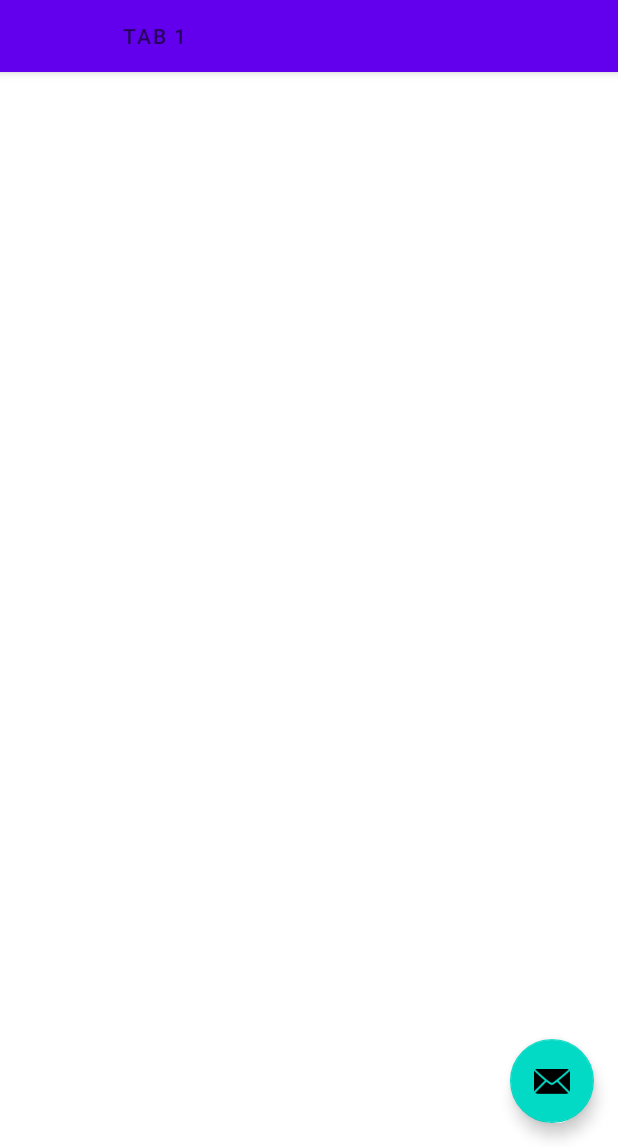
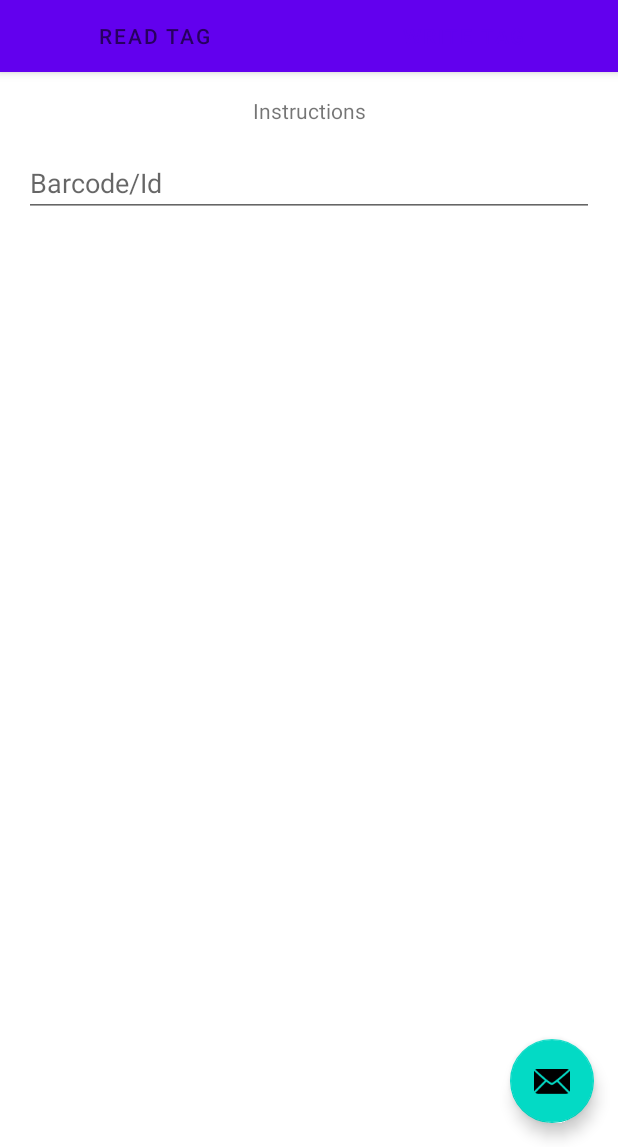
Before and after one commit to alienmanfc6/nfc-factory, an Android app: the screen it shows after launch (MainActivity), tab 2 chosen, on a phone screen of 412 x 824 dp, the part 89-1236 px from its top. Run offline under Robolectric (Android 15) with nearby library versions, the phone set to English and light mode, and no system bars; 1 statement that could not run was skipped.

Commit message:
Converts project to MVVM

```diff
--- a/app/build.gradle
+++ b/app/build.gradle
@@ -41,6 +41,7 @@ dependencies {
     implementation 'androidx.constraintlayout:constraintlayout:2.0.4'
     implementation 'androidx.lifecycle:lifecycle-livedata-ktx:2.3.0'
     implementation 'androidx.lifecycle:lifecycle-viewmodel-ktx:2.3.0'
+    implementation 'androidx.legacy:legacy-support-v4:1.0.0'
     testImplementation 'junit:junit:4.+'
     androidTestImplementation 'androidx.test.ext:junit:1.1.2'
     androidTestImplementation 'androidx.test.espresso:espresso-core:3.3.0'
--- a/app/src/main/java/com/alienmantech/nfcfactory/MainActivity.kt
+++ b/app/src/main/java/com/alienmantech/nfcfactory/MainActivity.kt
@@ -6,9 +6,7 @@ import com.google.android.material.snackbar.Snackbar
 import com.google.android.material.tabs.TabLayout
 import androidx.viewpager.widget.ViewPager
 import androidx.appcompat.app.AppCompatActivity
-import android.view.Menu
-import android.view.MenuItem
-import com.alienmantech.nfcfactory.ui.main.SectionsPagerAdapter
+import com.alienmantech.nfcfactory.adapters.SectionsPagerAdapter
 
 class MainActivity : AppCompatActivity() {
 
--- a/app/src/main/java/com/alienmantech/nfcfactory/Utils.kt
+++ b/app/src/main/java/com/alienmantech/nfcfactory/Utils.kt
@@ -4,15 +4,14 @@ import android.content.Intent
 import android.nfc.*
 import android.nfc.tech.Ndef
 import android.util.Log
-import android.widget.EditText
-import android.widget.TextView
-import android.widget.Toast
 import org.json.JSONException
 import org.json.JSONObject
 import java.io.IOException
 import java.nio.charset.Charset
+import kotlin.experimental.and
 
 class Utils {
+    private val TAG = "NFC Creator"
 
     private val appPackage = "com.alienmantech.maroonnova"
     private val mimeType = "application/vnd.at-equipcheck+json"
@@ -112,9 +111,9 @@ class Utils {
                         number++
                         if (prefixSeperatorIndex >= 0) {
                             val prefix = id.substring(0, prefixSeperatorIndex)
-                            idEt.setText("$prefix-$number")
+//                            idEt.setText("$prefix-$number")
                         } else {
-                            idEt.setText(number.toString())
+//                            idEt.setText(number.toString())
                         }
                     }
                 } catch (e: Exception) {
@@ -134,7 +133,7 @@ class Utils {
             jTag.put("id", id)
             NdefRecord
                 .createMime(
-                    MainActivity.mimeType,
+                    mimeType,
                     jTag.toString().toByteArray(Charset.forName("US-ASCII"))
                 )
         } catch (e: JSONException) {
@@ -142,7 +141,7 @@ class Utils {
         }
     }
     private fun createAarRecord(): NdefRecord? {
-        return NdefRecord.createApplicationRecord(MainActivity.appPackage)
+        return NdefRecord.createApplicationRecord(appPackage)
     }
 
     /**
@@ -177,18 +176,15 @@ class Utils {
         return true
     }
 
-    private fun bytesToHexString(src: ByteArray?): String? {
-        val stringBuilder = StringBuilder("0x")
-        if (src == null || src.size <= 0) {
-            return null
+    private val hexArray = "0123456789ABCDEF".toCharArray()
+    private fun bytesToHexString(bytes: ByteArray): String {
+        val hexChars = CharArray(bytes.size * 2)
+        for (j in bytes.indices) {
+            val v = (bytes[j] and 0xFF.toByte()).toInt()
+
+            hexChars[j * 2] = hexArray[v ushr 4]
+            hexChars[j * 2 + 1] = hexArray[v and 0x0F]
         }
-        val buffer = CharArray(2)
-        for (i in src.indices) {
-            buffer[0] = Character.forDigit(src[i] ushr 4 and 0x0F, 16)
-            buffer[1] = Character.forDigit(src[i] and 0x0F, 16)
-            println(buffer)
-            stringBuilder.append(buffer)
-        }
-        return stringBuilder.toString()
+        return String(hexChars)
     }
 }
--- a/app/src/main/java/com/alienmantech/nfcfactory/ui/main/SectionsPagerAdapter.kt
+++ b/app/src/main/java/com/alienmantech/nfcfactory/adapters/SectionsPagerAdapter.kt
@@ -1,10 +1,12 @@
-package com.alienmantech.nfcfactory.ui.main
+package com.alienmantech.nfcfactory.adapters
 
 import android.content.Context
 import androidx.fragment.app.Fragment
 import androidx.fragment.app.FragmentManager
 import androidx.fragment.app.FragmentPagerAdapter
 import com.alienmantech.nfcfactory.R
+import com.alienmantech.nfcfactory.fragments.ReadTagFragment
+import com.alienmantech.nfcfactory.fragments.WriteTagFragment
 
 private val TAB_TITLES = arrayOf(
         R.string.tab_text_1,
@@ -21,7 +23,18 @@ class SectionsPagerAdapter(private val context: Context, fm: FragmentManager)
     override fun getItem(position: Int): Fragment {
         // getItem is called to instantiate the fragment for the given page.
         // Return a PlaceholderFragment (defined as a static inner class below).
-        return PlaceholderFragment.newInstance(position + 1)
+        return when (position) {
+            0 -> {
+                ReadTagFragment.newInstance("")
+            }
+            1 -> {
+                WriteTagFragment.newInstance("")
+            }
+            else -> {
+                //TODO: some other fallback
+                WriteTagFragment.newInstance("")
+            }
+        }
     }
 
     override fun getPageTitle(position: Int): CharSequence? {
--- /dev/null
+++ b/app/src/main/java/com/alienmantech/nfcfactory/fragments/ReadTagFragment.kt
@@ -0,0 +1,64 @@
+package com.alienmantech.nfcfactory.fragments
+
+import android.os.Bundle
+import androidx.fragment.app.Fragment
+import android.view.LayoutInflater
+import android.view.View
+import android.view.ViewGroup
+import android.widget.TextView
+import androidx.lifecycle.ViewModelProvider
+import com.alienmantech.nfcfactory.R
+import com.alienmantech.nfcfactory.viewmodels.ReadTagViewModel
+
+private const val ARG_PARAM1 = "param1"
+
+/**
+ * A simple [Fragment] subclass.
+ * Use the [ReadTagFragment.newInstance] factory method to
+ * create an instance of this fragment.
+ */
+class ReadTagFragment : Fragment() {
+    private var param1: String? = null
+
+    private lateinit var mViewModel: ReadTagViewModel
+
+    override fun onCreate(savedInstanceState: Bundle?) {
+        super.onCreate(savedInstanceState)
+        arguments?.let {
+            param1 = it.getString(ARG_PARAM1)
+        }
+
+        mViewModel = ViewModelProvider(this).get(ReadTagViewModel::class.java).apply {
+            init()
+        }
+    }
+
+    override fun onCreateView(
+        inflater: LayoutInflater, container: ViewGroup?,
+        savedInstanceState: Bundle?
+    ): View? {
+        val root = inflater.inflate(R.layout.fragment_read_tag, container, false)
+        val outputTextView: TextView = root.findViewById(R.id.read_output)
+        mViewModel.output.observe(this, {
+            outputTextView.text = it
+        })
+        return root
+    }
+
+    companion object {
+        /**
+         * Use this factory method to create a new instance of
+         * this fragment using the provided parameters.
+         *
+         * @param param1 Parameter 1.
+         * @return A new instance of fragment ReadTagFragment.
+         */
+        @JvmStatic
+        fun newInstance(param1: String) =
+            ReadTagFragment().apply {
+                arguments = Bundle().apply {
+                    putString(ARG_PARAM1, param1)
+                }
+            }
+    }
+}
--- /dev/null
+++ b/app/src/main/java/com/alienmantech/nfcfactory/fragments/WriteTagFragment.kt
@@ -0,0 +1,64 @@
+package com.alienmantech.nfcfactory.fragments
+
+import android.os.Bundle
+import androidx.fragment.app.Fragment
+import android.view.LayoutInflater
+import android.view.View
+import android.view.ViewGroup
+import android.widget.TextView
+import androidx.lifecycle.ViewModelProvider
+import com.alienmantech.nfcfactory.R
+import com.alienmantech.nfcfactory.viewmodels.WriteTagViewModel
+
+private const val ARG_PARAM1 = "param1"
+
+/**
+ * A simple [Fragment] subclass.
+ * Use the [WriteTagFragment.newInstance] factory method to
+ * create an instance of this fragment.
+ */
+class WriteTagFragment : Fragment() {
+    private var param1: String? = null
+
+    private lateinit var mViewModel: WriteTagViewModel
+
+    override fun onCreate(savedInstanceState: Bundle?) {
+        super.onCreate(savedInstanceState)
+        arguments?.let {
+            param1 = it.getString(ARG_PARAM1)
+        }
+
+        mViewModel = ViewModelProvider(this).get(WriteTagViewModel::class.java).apply {
+            init(1)
+        }
+    }
+
+    override fun onCreateView(
+            inflater: LayoutInflater, container: ViewGroup?,
+            savedInstanceState: Bundle?
+    ): View? {
+        val root = inflater.inflate(R.layout.fragment_write_tag, container, false)
+        val inputEditText: TextView = root.findViewById(R.id.id_edit_text)
+        mViewModel.text.observe(this, {
+            inputEditText.text = it
+        })
+        return root
+    }
+
+    companion object {
+        /**
+         * Use this factory method to create a new instance of
+         * this fragment using the provided parameters.
+         *
+         * @param param1 Parameter 1.
+         * @return A new instance of fragment WriteTagFragment.
+         */
+        @JvmStatic
+        fun newInstance(param1: String) =
+                WriteTagFragment().apply {
+                    arguments = Bundle().apply {
+                        putString(ARG_PARAM1, param1)
+                    }
+                }
+    }
+}
--- a/app/src/main/java/com/alienmantech/nfcfactory/ui/main/PlaceholderFragment.kt
+++ /dev/null
@@ -1,59 +0,0 @@
-package com.alienmantech.nfcfactory.ui.main
-
-import android.os.Bundle
-import android.view.LayoutInflater
-import android.view.View
-import android.view.ViewGroup
-import android.widget.TextView
-import androidx.fragment.app.Fragment
-import androidx.lifecycle.Observer
-import androidx.lifecycle.ViewModelProvider
-import com.alienmantech.nfcfactory.R
-
-/**
- * A placeholder fragment containing a simple view.
- */
-class PlaceholderFragment : Fragment() {
-
-    private lateinit var pageViewModel: PageViewModel
-
-    override fun onCreate(savedInstanceState: Bundle?) {
-        super.onCreate(savedInstanceState)
-        pageViewModel = ViewModelProvider(this).get(PageViewModel::class.java).apply {
-            setIndex(arguments?.getInt(ARG_SECTION_NUMBER) ?: 1)
-        }
-    }
-
-    override fun onCreateView(
-            inflater: LayoutInflater, container: ViewGroup?,
-            savedInstanceState: Bundle?
-    ): View? {
-        val root = inflater.inflate(R.layout.fragment_main, container, false)
-        val textView: TextView = root.findViewById(R.id.section_label)
-        pageViewModel.text.observe(this, Observer<String> {
-            textView.text = it
-        })
-        return root
-    }
-
-    companion object {
-        /**
-         * The fragment argument representing the section number for this
-         * fragment.
-         */
-        private const val ARG_SECTION_NUMBER = "section_number"
-
-        /**
-         * Returns a new instance of this fragment for the given section
-         * number.
-         */
-        @JvmStatic
-        fun newInstance(sectionNumber: Int): PlaceholderFragment {
-            return PlaceholderFragment().apply {
-                arguments = Bundle().apply {
-                    putInt(ARG_SECTION_NUMBER, sectionNumber)
-                }
-            }
-        }
-    }
-}
--- /dev/null
+++ b/app/src/main/java/com/alienmantech/nfcfactory/viewmodels/ReadTagViewModel.kt
@@ -0,0 +1,17 @@
+package com.alienmantech.nfcfactory.viewmodels
+
+import androidx.lifecycle.MutableLiveData
+import androidx.lifecycle.ViewModel
+
+class ReadTagViewModel : ViewModel() {
+
+    val output = MutableLiveData<String>()
+
+    fun init() {
+
+    }
+
+    fun updateOutput() {
+        output.postValue("test")
+    }
+}
--- a/app/src/main/java/com/alienmantech/nfcfactory/ui/main/PageViewModel.kt
+++ b/app/src/main/java/com/alienmantech/nfcfactory/viewmodels/WriteTagViewModel.kt
@@ -1,19 +1,18 @@
-package com.alienmantech.nfcfactory.ui.main
+package com.alienmantech.nfcfactory.viewmodels
 
 import androidx.lifecycle.LiveData
 import androidx.lifecycle.MutableLiveData
 import androidx.lifecycle.Transformations
 import androidx.lifecycle.ViewModel
-import androidx.lifecycle.ViewModelProvider
 
-class PageViewModel : ViewModel() {
+class WriteTagViewModel : ViewModel() {
 
     private val _index = MutableLiveData<Int>()
     val text: LiveData<String> = Transformations.map(_index) {
         "Hello world from section: $it"
     }
 
-    fun setIndex(index: Int) {
+    fun init(index: Int) {
         _index.value = index
     }
 }
--- a/app/src/main/res/layout/fragment_main.xml
+++ /dev/null
@@ -1,23 +0,0 @@
-<?xml version="1.0" encoding="utf-8"?>
-<androidx.constraintlayout.widget.ConstraintLayout xmlns:android="http://schemas.android.com/apk/res/android"
-    xmlns:app="http://schemas.android.com/apk/res-auto"
-    xmlns:tools="http://schemas.android.com/tools"
-    android:id="@+id/constraintLayout"
-    android:layout_width="match_parent"
-    android:layout_height="match_parent"
-    tools:context=".ui.main.PlaceholderFragment">
-
-    <TextView
-        android:id="@+id/section_label"
-        android:layout_width="wrap_content"
-        android:layout_height="wrap_content"
-        android:layout_marginStart="@dimen/activity_horizontal_margin"
-        android:layout_marginTop="@dimen/activity_vertical_margin"
-        android:layout_marginEnd="@dimen/activity_horizontal_margin"
-        android:layout_marginBottom="@dimen/activity_vertical_margin"
-        app:layout_constraintLeft_toLeftOf="parent"
-        app:layout_constraintTop_toTopOf="@+id/constraintLayout"
-        tools:layout_constraintLeft_creator="1"
-        tools:layout_constraintTop_creator="1" />
-
-</androidx.constraintlayout.widget.ConstraintLayout>
--- /dev/null
+++ b/app/src/main/res/layout/fragment_read_tag.xml
@@ -0,0 +1,15 @@
+<?xml version="1.0" encoding="utf-8"?>
+<RelativeLayout xmlns:android="http://schemas.android.com/apk/res/android"
+    xmlns:tools="http://schemas.android.com/tools"
+    android:layout_width="match_parent"
+    android:layout_height="match_parent"
+    tools:context="com.alienmantech.nfcfactory.fragments.ReadTagFragment">
+
+    <TextView
+        android:id="@+id/read_output"
+        android:layout_width="match_parent"
+        android:layout_height="wrap_content"
+        android:layout_margin="16dp"
+        />
+
+</RelativeLayout>
--- /dev/null
+++ b/app/src/main/res/layout/fragment_write_tag.xml
@@ -0,0 +1,24 @@
+<?xml version="1.0" encoding="utf-8"?>
+<RelativeLayout xmlns:android="http://schemas.android.com/apk/res/android"
+    xmlns:tools="http://schemas.android.com/tools"
+    android:layout_width="match_parent"
+    android:layout_height="match_parent"
+    tools:context="com.alienmantech.nfcfactory.fragments.WriteTagFragment">
+
+    <TextView
+        android:id="@+id/main_label"
+        android:layout_width="match_parent"
+        android:layout_height="wrap_content"
+        android:layout_marginTop="16dp"
+        android:gravity="center"
+        android:text="Instructions"/>
+
+    <EditText
+        android:id="@+id/id_edit_text"
+        android:layout_width="match_parent"
+        android:layout_height="wrap_content"
+        android:layout_margin="16dp"
+        android:layout_below="@+id/main_label"
+        android:hint="Barcode/Id"/>
+
+</RelativeLayout>
--- a/app/src/main/res/values/strings.xml
+++ b/app/src/main/res/values/strings.xml
@@ -1,5 +1,6 @@
 <resources>
     <string name="app_name">NFC Factory</string>
-    <string name="tab_text_1">Tab 1</string>
-    <string name="tab_text_2">Tab 2</string>
+    <string name="tab_text_1">Read Tag</string>
+    <string name="tab_text_2">Write Tag</string>
+
 </resources>
```
